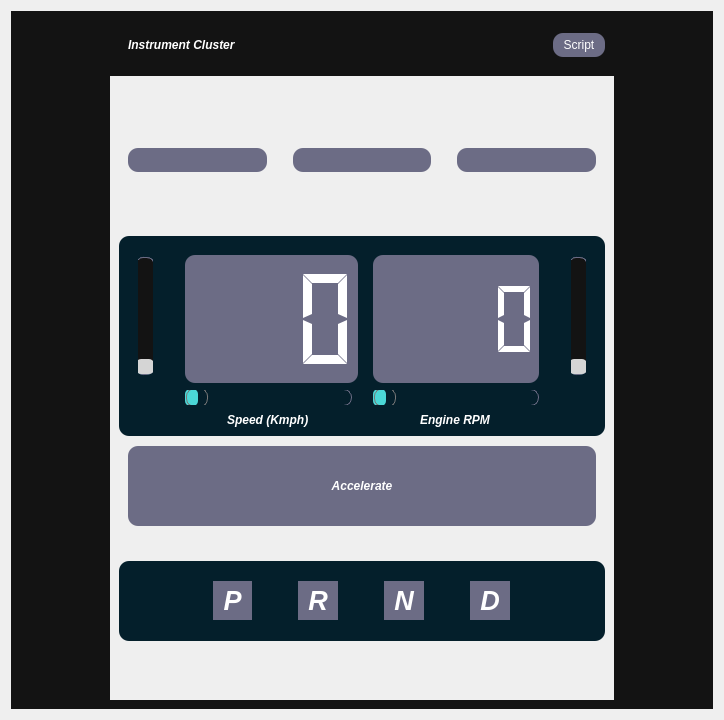
First picture: the form in ui/IC.ui, repository suchinton/AGL_Demo_Control_Panel, before the edit.
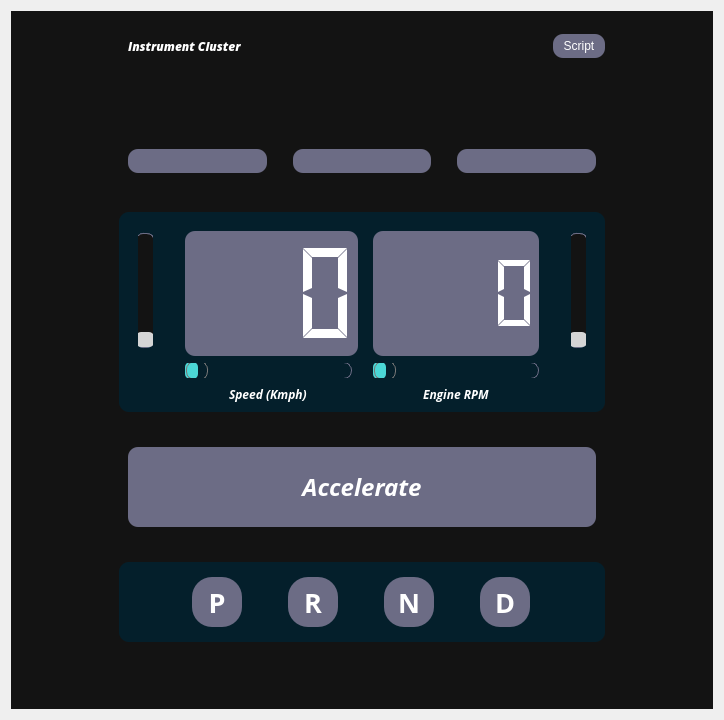
Second picture: the form after the edit. Icons and pictures are not drawn.

The edit to the form file:
```diff
--- a/ui/IC.ui
+++ b/ui/IC.ui
@@ -23,11 +23,15 @@
 	color: #fff;
 }
 
+#scrollAreaWidgetContents{
+	background-color: #131313 ; /* black */
+}
+
 #centralwidget{
 	background-color: #131313 ; /* black */
 }
 
-#centralwidget QPushButton{
+QPushButton{
 	background-color: #6C6C85 ; /* pastel purple */
 	padding: 5px 10px;
 	border-radius: 10px;
@@ -37,19 +41,19 @@
     background-color: #4BD7D6 ; /* light blue */
 }
 
-#centralwidget QSlider::groove:horizontal {
+QSlider::groove:horizontal {
     border: 1px solid #6C6C85 ; /* pastel purple */
     height: 15px;
     border-radius: 8px;
 }
 
-#centralwidget  QSlider::sub-page:horizontal {
+QSlider::sub-page:horizontal {
     background-color: #4BD7D6 ; /* light blue */
     height: 15px;
     border-radius: 5px;
 }
 
-#centralwidget QSlider::handle:horizontal {
+QSlider::handle:horizontal {
     background: qlineargradient(x1:0, y1:0, x2:1, y2:1,
         stop:0 #eee, stop:1 #ccc);
     border: 1px solid #777;
@@ -136,13 +140,13 @@
 }
 
 #gearSelector QPushButton {
-	padding: 4px 10px;
 	border-radius: 20px;
 }
 
 #gearSelector QPushButton:checked {
     background-color: #965D62 ; /* red */
-}</string>
+}
+</string>
   </property>
   <layout class="QVBoxLayout" name="verticalLayout">
    <item>
@@ -329,7 +333,7 @@
             </property>
            </spacer>
           </item>
-          <item row="3" column="0">
+          <item row="3" column="0" alignment="Qt::AlignTop">
            <widget class="QFrame" name="frame_1">
             <property name="sizePolicy">
              <sizepolicy hsizetype="Preferred" vsizetype="Fixed">
@@ -420,6 +424,7 @@
               <widget class="QLabel" name="label_4">
                <property name="font">
                 <font>
+                 <family>Open Sans</family>
                  <weight>75</weight>
                  <italic>true</italic>
                  <bold>true</bold>
@@ -597,6 +602,7 @@
               <widget class="QLabel" name="label_5">
                <property name="font">
                 <font>
+                 <family>Open Sans</family>
                  <weight>75</weight>
                  <italic>true</italic>
                  <bold>true</bold>
@@ -626,7 +632,7 @@
             </property>
            </spacer>
           </item>
-          <item row="5" column="0">
+          <item row="5" column="0" alignment="Qt::AlignTop">
            <widget class="QFrame" name="frame_2">
             <property name="frameShape">
              <enum>QFrame::StyledPanel</enum>
@@ -635,7 +641,7 @@
              <enum>QFrame::Raised</enum>
             </property>
             <layout class="QVBoxLayout" name="verticalLayout_3">
-             <item>
+             <item alignment="Qt::AlignTop">
               <widget class="QPushButton" name="accelerationBtn">
                <property name="minimumSize">
                 <size>
@@ -645,6 +651,8 @@
                </property>
                <property name="font">
                 <font>
+                 <family>Open Sans</family>
+                 <pointsize>18</pointsize>
                  <weight>75</weight>
                  <italic>true</italic>
                  <bold>true</bold>
@@ -684,7 +692,7 @@
             </layout>
            </widget>
           </item>
-          <item row="6" column="0">
+          <item row="6" column="0" alignment="Qt::AlignTop">
            <widget class="QFrame" name="gearSelector">
             <property name="minimumSize">
              <size>
@@ -714,11 +722,18 @@
              </item>
              <item>
               <widget class="QPushButton" name="parkBtn">
+               <property name="minimumSize">
+                <size>
+                 <width>50</width>
+                 <height>50</height>
+                </size>
+               </property>
                <property name="font">
                 <font>
+                 <family>Open Sans</family>
                  <pointsize>20</pointsize>
                  <weight>75</weight>
-                 <italic>true</italic>
+                 <italic>false</italic>
                  <bold>true</bold>
                 </font>
                </property>
@@ -757,11 +772,18 @@
              </item>
              <item>
               <widget class="QPushButton" name="reverseBtn">
+               <property name="minimumSize">
+                <size>
+                 <width>50</width>
+                 <height>50</height>
+                </size>
+               </property>
                <property name="font">
                 <font>
+                 <family>Open Sans</family>
                  <pointsize>20</pointsize>
                  <weight>75</weight>
-                 <italic>true</italic>
+                 <italic>false</italic>
                  <bold>true</bold>
                 </font>
                </property>
@@ -791,11 +813,18 @@
              </item>
              <item>
               <widget class="QPushButton" name="neutralBtn">
+               <property name="minimumSize">
+                <size>
+                 <width>50</width>
+                 <height>50</height>
+                </size>
+               </property>
                <property name="font">
                 <font>
+                 <family>Open Sans</family>
                  <pointsize>20</pointsize>
                  <weight>75</weight>
-                 <italic>true</italic>
+                 <italic>false</italic>
                  <bold>true</bold>
                 </font>
                </property>
@@ -825,11 +854,18 @@
              </item>
              <item>
               <widget class="QPushButton" name="driveBtn">
+               <property name="minimumSize">
+                <size>
+                 <width>50</width>
+                 <height>50</height>
+                </size>
+               </property>
                <property name="font">
                 <font>
+                 <family>Open Sans</family>
                  <pointsize>20</pointsize>
                  <weight>75</weight>
-                 <italic>true</italic>
+                 <italic>false</italic>
                  <bold>true</bold>
                 </font>
                </property>
@@ -908,6 +944,7 @@
               </property>
               <property name="font">
                <font>
+                <family>Open Sans Extrabold</family>
                 <weight>75</weight>
                 <italic>true</italic>
                 <bold>true</bold>
```
Left out of the diff: 2 changed lines with no effect on the pictures.
